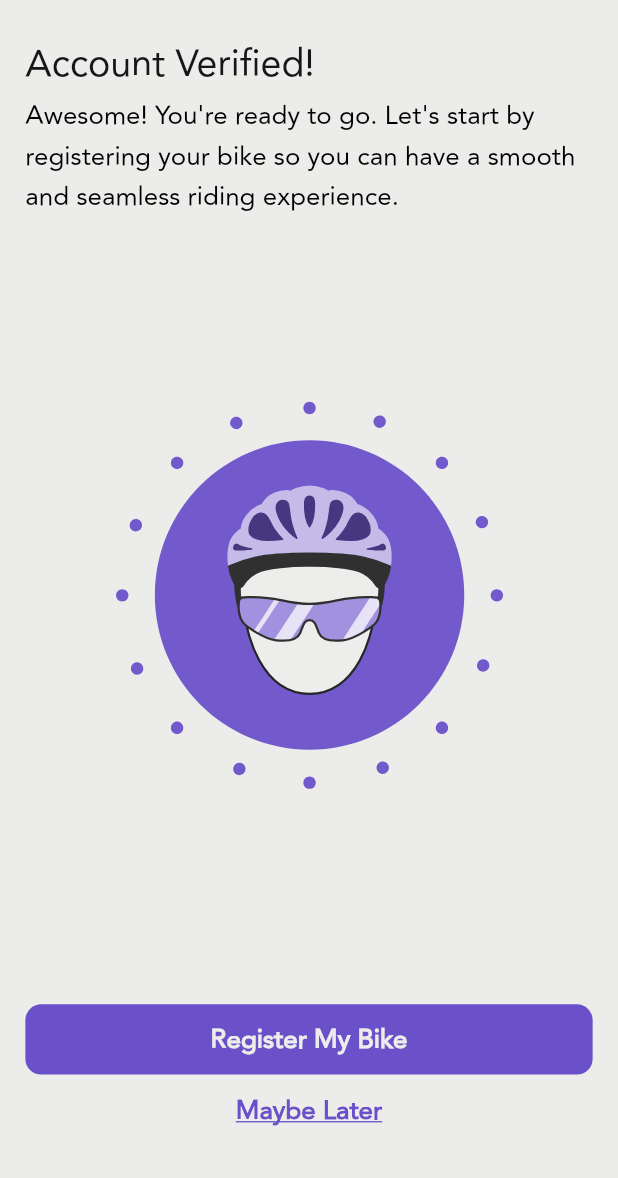
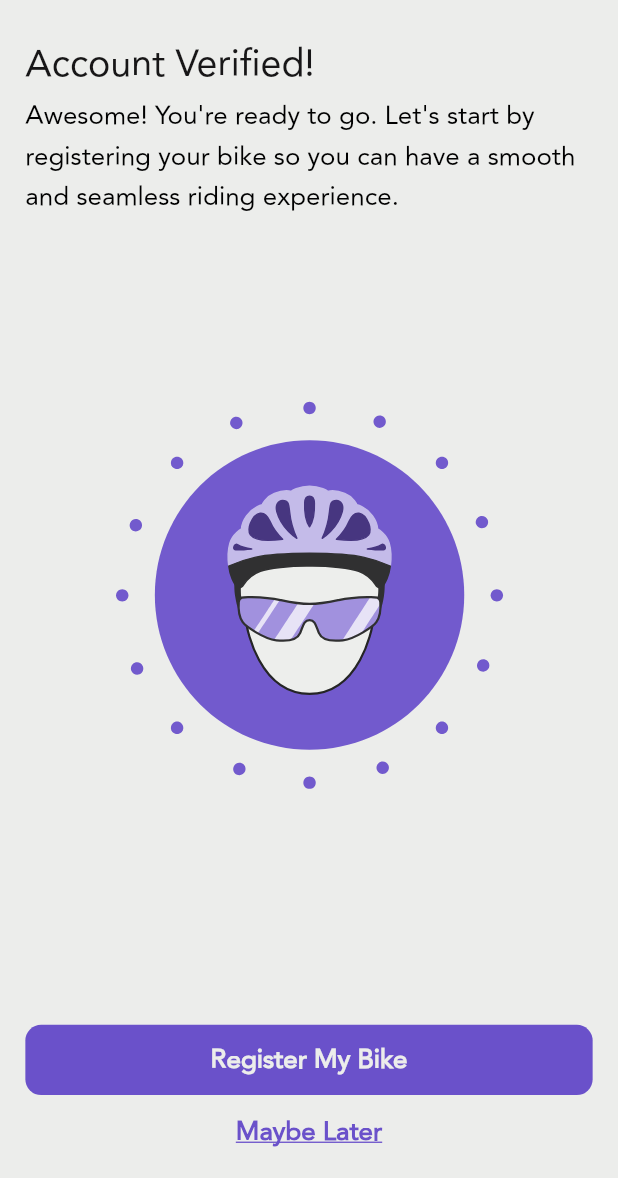
Before and after one commit to Ivancky42/evie_app, a Flutter app: the AccountVerified screen opened by its route, on a phone screen of 412 x 824 dp, the part 58-1236 px from its top. Run offline on Flutter 3.47's test engine with Material 2 defaults, Android fonts, the phone set to English and light mode, and no system bars; our stand-ins replace cached_network_image, carousel_slider, cloud_firestore, connectivity_plus, device_info_plus, dio and 40 more; missing offline and left inert: cloud_firestore_platform_interface, crclib, dart:ffi, flutter_facebook_auth, flutter_reactive_ble, map_launcher and 6 more; accounts and stored records are empty; project files that could hold a hidden picture were left out.

```diff
--- a/lib/main.dart
+++ b/lib/main.dart
@@ -55,6 +55,8 @@ Future main() async {
   ///Firebase
   WidgetsFlutterBinding.ensureInitialized();
   await Firebase.initializeApp();
+
+  SystemChrome.setPreferredOrientations([DeviceOrientation.portraitUp, DeviceOrientation.portraitDown]);
 
   ///Dotnet file loading
   await dotenv.load(fileName: "env");
--- a/lib/screen/account_verified.dart
+++ b/lib/screen/account_verified.dart
@@ -44,7 +44,7 @@ class _AccountVerifiedState extends State<AccountVerified> {
         body: Stack(
           children:[
             Padding(
-              padding: EdgeInsets.fromLTRB(16.w, 16.h, 16.w, 32.h),
+              padding: EdgeInsets.fromLTRB(16.w, 16.h, 16.w, EvieLength.screen_bottom),
               child: Column(
                 mainAxisAlignment: MainAxisAlignment.spaceBetween,
                 children: [
--- a/lib/screen/signup_password.dart
+++ b/lib/screen/signup_password.dart
@@ -95,7 +95,7 @@ class _SignUpPasswordState extends State<SignUpPassword> {
               Form(
                 key: _formKey,
                 child: Padding(
-                    padding: EdgeInsets.only(left: 16.w, right: 16.w, top: 16.h, bottom: 32.h),
+                    padding: EdgeInsets.only(left: 16.w, right: 16.w, top: 16.h, bottom: EvieLength.screen_bottom),
                     child: Column(
                       mainAxisAlignment: MainAxisAlignment.spaceBetween,
                       children: [
--- a/lib/screen/verify_email.dart
+++ b/lib/screen/verify_email.dart
@@ -117,7 +117,7 @@ class _VerifyEmailState extends State<VerifyEmail> {
         appBar: EvieAppbar_Back(onPressed: () {showBackToLogin(context, _bikeProvider, _authProvider) as bool?;}),
         body: Stack(children: [
           Padding(
-            padding: EdgeInsets.fromLTRB(16.w, 16.h, 16.w, 32.h),
+            padding: EdgeInsets.fromLTRB(16.w, 16.h, 16.w, EvieLength.screen_bottom),
             child: Column(
               mainAxisAlignment: MainAxisAlignment.spaceBetween,
               children: [
```
Also changed, not shown: lib/api/provider/bike_provider.dart (+15 -13 lines), 1 other file.
